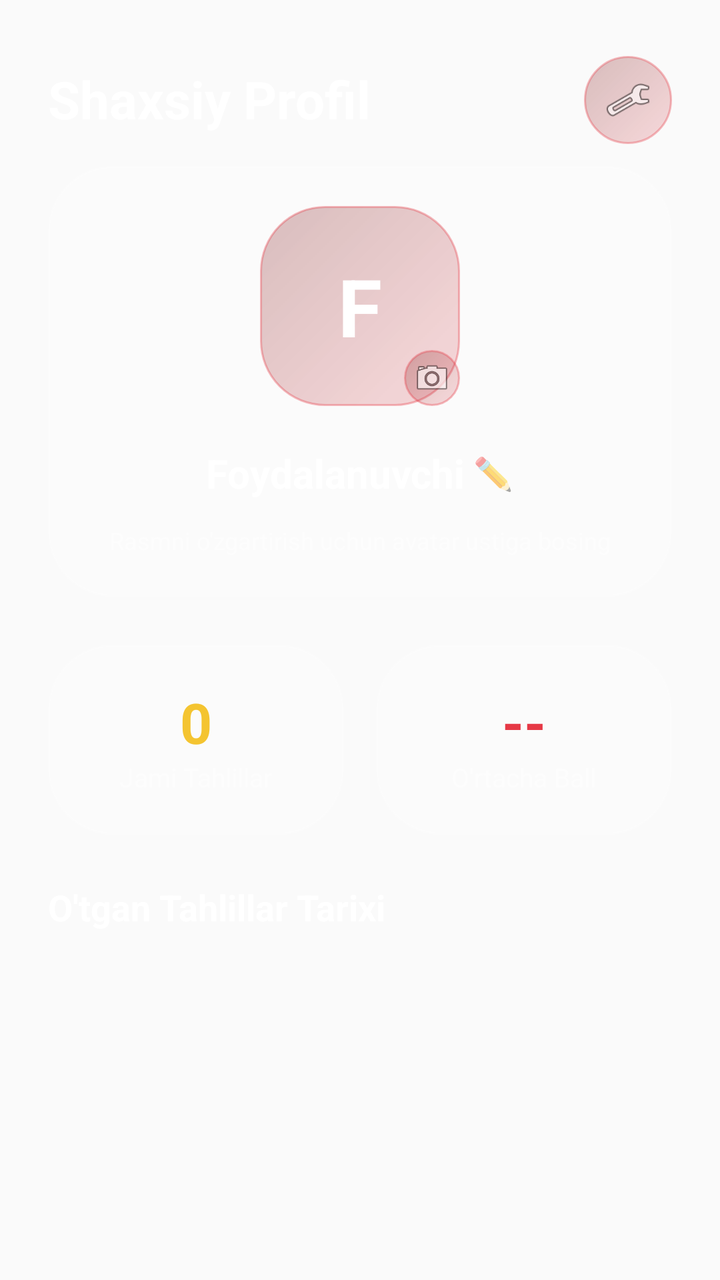
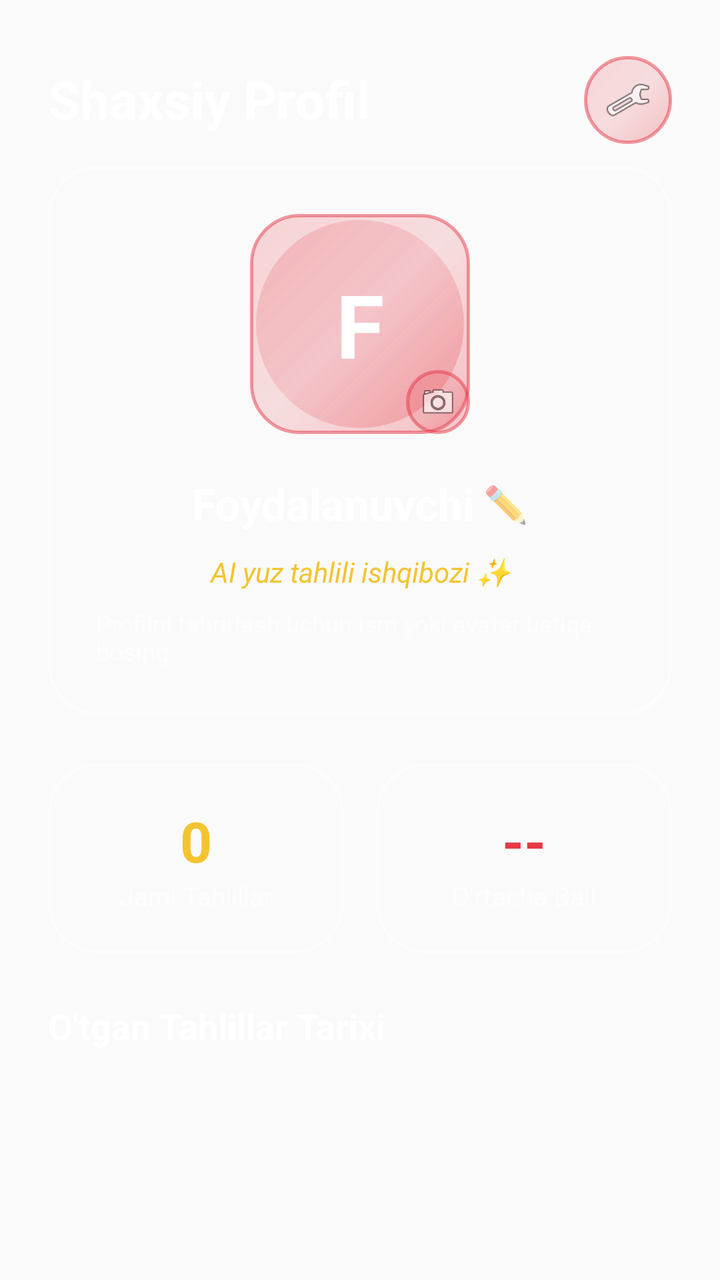

Screens rendered from an Android XML layout before and after an edit, with the pre-edit source and the edit as a unified diff.
<!-- AndroidManifest.xml: application theme AppTheme -->
<!-- res/layout/fragment_profile.xml -->
<?xml version="1.0" encoding="utf-8"?>
<androidx.constraintlayout.widget.ConstraintLayout xmlns:android="http://schemas.android.com/apk/res/android"
    xmlns:app="http://schemas.android.com/apk/res-auto"
    android:layout_width="match_parent"
    android:layout_height="match_parent"
    android:padding="24dp">

    
    <TextView
        android:id="@+id/tv_profile_title"
        android:layout_width="wrap_content"
        android:layout_height="wrap_content"
        android:text="Shaxsiy Profil"
        android:textColor="@color/white"
        android:textSize="26sp"
        android:textStyle="bold"
        app:layout_constraintTop_toTopOf="parent"
        app:layout_constraintStart_toStartOf="parent"
        android:layout_marginTop="8dp"/>

    <ImageView
        android:id="@+id/btn_open_settings"
        android:layout_width="44dp"
        android:layout_height="44dp"
        android:src="@android:drawable/ic_menu_preferences"
        android:padding="10dp"
        android:background="@drawable/bg_liquid_glass_accent"
        app:layout_constraintTop_toTopOf="parent"
        app:layout_constraintEnd_toEndOf="parent"
        android:layout_marginTop="4dp"/>

    <ScrollView
        android:layout_width="match_parent"
        android:layout_height="0dp"
        app:layout_constraintTop_toBottomOf="@id/tv_profile_title"
        app:layout_constraintBottom_toBottomOf="parent"
        android:scrollbars="none"
        android:layout_marginTop="16dp">

        <LinearLayout
            android:layout_width="match_parent"
            android:layout_height="wrap_content"
            android:orientation="vertical"
            android:gravity="center_horizontal">

            
            <LinearLayout
                android:layout_width="match_parent"
                android:layout_height="wrap_content"
                android:orientation="vertical"
                android:gravity="center"
                android:background="@drawable/bg_liquid_glass"
                android:padding="20dp"
                android:layout_marginBottom="24dp">

                <FrameLayout
                    android:id="@+id/layout_avatar_click"
                    android:layout_width="100dp"
                    android:layout_height="100dp"
                    android:clickable="true"
                    android:focusable="true">

                    <ImageView
                        android:id="@+id/iv_user_avatar"
                        android:layout_width="match_parent"
                        android:layout_height="match_parent"
                        android:scaleType="centerCrop"
                        android:background="@drawable/bg_liquid_glass_accent"
                        android:padding="2dp"/>

                    <TextView
                        android:id="@+id/tv_avatar_placeholder"
                        android:layout_width="match_parent"
                        android:layout_height="match_parent"
                        android:text="F"
                        android:textColor="@color/white"
                        android:textSize="40sp"
                        android:textStyle="bold"
                        android:gravity="center"/>

                    
                    <ImageView
                        android:layout_width="28dp"
                        android:layout_height="28dp"
                        android:layout_gravity="bottom|end"
                        android:src="@android:drawable/ic_menu_camera"
                        android:padding="4dp"
                        android:background="@drawable/bg_liquid_glass_accent"/>
                </FrameLayout>

                <LinearLayout
                    android:id="@+id/layout_edit_nickname"
                    android:layout_width="wrap_content"
                    android:layout_height="wrap_content"
                    android:orientation="horizontal"
                    android:gravity="center_vertical"
                    android:clickable="true"
                    android:focusable="true"
                    android:layout_marginTop="12dp"
                    android:padding="8dp">

                    <TextView
                        android:id="@+id/tv_user_nickname"
                        android:layout_width="wrap_content"
                        android:layout_height="wrap_content"
                        android:text="Foydalanuvchi"
                        android:textColor="@color/white"
                        android:textSize="20sp"
                        android:textStyle="bold"/>

                    <TextView
                        android:layout_width="wrap_content"
                        android:layout_height="wrap_content"
                        android:text=" ✏️"
                        android:textSize="16sp"/>
                </LinearLayout>

                <TextView
                    android:layout_width="wrap_content"
                    android:layout_height="wrap_content"
                    android:text="Rasmni o'zgartirish uchun avatar ustiga bosing"
                    android:textColor="@color/white_transparent"
                    android:textSize="12sp"
                    android:layout_marginTop="4dp"/>
            </LinearLayout>

            
            <LinearLayout
                android:layout_width="match_parent"
                android:layout_height="wrap_content"
                android:orientation="horizontal"
                android:weightSum="2"
                android:layout_marginBottom="24dp">

                <LinearLayout
                    android:layout_width="0dp"
                    android:layout_height="wrap_content"
                    android:layout_weight="1"
                    android:orientation="vertical"
                    android:gravity="center"
                    android:background="@drawable/bg_liquid_glass"
                    android:padding="20dp"
                    android:layout_marginEnd="8dp">

                    <TextView
                        android:id="@+id/tv_history_count"
                        android:layout_width="wrap_content"
                        android:layout_height="wrap_content"
                        android:text="0"
                        android:textColor="@color/colorAccent"
                        android:textSize="28sp"
                        android:textStyle="bold"/>

                    <TextView
                        android:layout_width="wrap_content"
                        android:layout_height="wrap_content"
                        android:text="Jami Tahlillar"
                        android:textColor="@color/white_transparent"
                        android:textSize="13sp" />
                </LinearLayout>

                <LinearLayout
                    android:layout_width="0dp"
                    android:layout_height="wrap_content"
                    android:layout_weight="1"
                    android:orientation="vertical"
                    android:gravity="center"
                    android:background="@drawable/bg_liquid_glass"
                    android:padding="20dp"
                    android:layout_marginStart="8dp">

                    <TextView
                        android:id="@+id/tv_avg_score"
                        android:layout_width="wrap_content"
                        android:layout_height="wrap_content"
                        android:text="--"
                        android:textColor="@color/colorPrimary"
                        android:textSize="28sp"
                        android:textStyle="bold"/>

                    <TextView
                        android:layout_width="wrap_content"
                        android:layout_height="wrap_content"
                        android:text="O'rtacha Ball"
                        android:textColor="@color/white_transparent"
                        android:textSize="13sp" />
                </LinearLayout>
            </LinearLayout>

            <TextView
                android:layout_width="match_parent"
                android:layout_height="wrap_content"
                android:text="O'tgan Tahlillar Tarixi"
                android:textColor="@color/white"
                android:textSize="18sp"
                android:textStyle="bold"
                android:layout_marginBottom="16dp"/>

            
            <LinearLayout
                android:id="@+id/layout_history_list"
                android:layout_width="match_parent"
                android:layout_height="wrap_content"
                android:orientation="vertical" />

            <TextView
                android:id="@+id/tv_empty_history"
                android:layout_width="wrap_content"
                android:layout_height="wrap_content"
                android:text="Hali tahlillar bajarilmadi"
                android:textColor="@color/white_transparent"
                android:textSize="15sp"
                android:layout_marginTop="24dp"
                android:visibility="gone"/>

        </LinearLayout>
    </ScrollView>

</androidx.constraintlayout.widget.ConstraintLayout>
<!-- resources referenced by this layout -->
<resources>
  <color name="colorAccent">#F4C430</color>
  <color name="colorPrimary">#E63946</color>
  <color name="white">#FFFFFF</color>
  <color name="white_transparent">#80ffffff</color>
  <!-- drawable bg_liquid_glass (drawable) -->
  <?xml version="1.0" encoding="utf-8"?>
  <shape xmlns:android="http://schemas.android.com/apk/res/android"
      android:shape="rectangle">
      <solid android:color="#1AFFFFFF"/> 
      <corners android:radius="32dp"/>
      <stroke android:width="1dp" android:color="#33FFFFFF"/>
  </shape>
  <!-- drawable bg_liquid_glass_accent (drawable) -->
  <?xml version="1.0" encoding="utf-8"?>
  <shape xmlns:android="http://schemas.android.com/apk/res/android"
      android:shape="rectangle">
      <gradient 
          android:startColor="#2EE63946"
          android:endColor="#477F1D1D"
          android:angle="135"/>
      <corners android:radius="32dp"/>
      <stroke android:width="1dp" android:color="#59E63946"/>
  </shape>
  <style name="AppTheme" parent="Theme.AppCompat.Light.DarkActionBar">
          <item name="colorPrimary">#E63946</item>
          <item name="colorPrimaryDark">#0d0403</item>
          <item name="colorAccent">#F4C430</item>
      </style>
</resources>

<!-- the commit's change to res/layout/fragment_profile.xml (unified diff, before → after) -->
@@ -50,23 +50,25 @@
                 android:orientation="vertical"
                 android:gravity="center"
                 android:background="@drawable/bg_liquid_glass"
-                android:padding="20dp"
+                android:padding="24dp"
                 android:layout_marginBottom="24dp">
 
                 <FrameLayout
                     android:id="@+id/layout_avatar_click"
-                    android:layout_width="100dp"
-                    android:layout_height="100dp"
+                    android:layout_width="110dp"
+                    android:layout_height="110dp"
                     android:clickable="true"
                     android:focusable="true">
 
-                    <ImageView
+                    
+                    <com.google.android.material.imageview.ShapeableImageView
                         android:id="@+id/iv_user_avatar"
                         android:layout_width="match_parent"
                         android:layout_height="match_parent"
                         android:scaleType="centerCrop"
                         android:background="@drawable/bg_liquid_glass_accent"
-                        android:padding="2dp"/>
+                        app:shapeAppearanceOverlay="@style/CircleImageView"
+                        android:padding="3dp"/>
 
                     <TextView
                         android:id="@+id/tv_avatar_placeholder"
@@ -74,17 +76,18 @@
                         android:layout_height="match_parent"
                         android:text="F"
                         android:textColor="@color/white"
-                        android:textSize="40sp"
+                        android:textSize="44sp"
                         android:textStyle="bold"
-                        android:gravity="center"/>
+                        android:gravity="center"
+                        android:background="@drawable/bg_liquid_glass_accent"/>
 
                     
                     <ImageView
-                        android:layout_width="28dp"
-                        android:layout_height="28dp"
+                        android:layout_width="32dp"
+                        android:layout_height="32dp"
                         android:layout_gravity="bottom|end"
                         android:src="@android:drawable/ic_menu_camera"
-                        android:padding="4dp"
+                        android:padding="6dp"
                         android:background="@drawable/bg_liquid_glass_accent"/>
                 </FrameLayout>
 
@@ -96,8 +99,8 @@
                     android:gravity="center_vertical"
                     android:clickable="true"
                     android:focusable="true"
-                    android:layout_marginTop="12dp"
-                    android:padding="8dp">
+                    android:layout_marginTop="14dp"
+                    android:padding="6dp">
 
                     <TextView
                         android:id="@+id/tv_user_nickname"
@@ -105,23 +108,37 @@
                         android:layout_height="wrap_content"
                         android:text="Foydalanuvchi"
                         android:textColor="@color/white"
-                        android:textSize="20sp"
+                        android:textSize="22sp"
                         android:textStyle="bold"/>
 
                     <TextView
                         android:layout_width="wrap_content"
                         android:layout_height="wrap_content"
                         android:text=" ✏️"
-                        android:textSize="16sp"/>
+                        android:textSize="18sp"/>
                 </LinearLayout>
+
+                
+                <TextView
+                    android:id="@+id/tv_user_bio"
+                    android:layout_width="wrap_content"
+                    android:layout_height="wrap_content"
+                    android:text="AI yuz tahlili ishqibozi ✨"
+                    android:textColor="@color/colorAccent"
+                    android:textSize="14sp"
+                    android:textStyle="italic"
+                    android:gravity="center"
+                    android:layout_marginTop="4dp"
+                    android:paddingStart="16dp"
+                    android:paddingEnd="16dp"/>
 
                 <TextView
                     android:layout_width="wrap_content"
                     android:layout_height="wrap_content"
-                    android:text="Rasmni o'zgartirish uchun avatar ustiga bosing"
+                    android:text="Profilni tahrirlash uchun ism yoki avatar ustiga bosing"
                     android:textColor="@color/white_transparent"
                     android:textSize="12sp"
-                    android:layout_marginTop="4dp"/>
+                    android:layout_marginTop="8dp"/>
             </LinearLayout>
 
             
<!-- resource entries referenced after the edit -->
@@ -8,21 +8,43 @@
   <?xml version="1.0" encoding="utf-8"?>
   <shape xmlns:android="http://schemas.android.com/apk/res/android"
       android:shape="rectangle">
-      <solid android:color="#1AFFFFFF"/> 
-      <corners android:radius="32dp"/>
-      <stroke android:width="1dp" android:color="#33FFFFFF"/>
+      
+      
+      <gradient
+          android:angle="135"
+          android:startColor="#2BFFFFFF"
+          android:centerColor="#10FFFFFF"
+          android:endColor="#18FFFFFF"
+          android:type="linear" />
+          
+      <corners android:radius="24dp" />
+      
+      
+      <stroke
+          android:width="1.5dp"
+          android:color="#55FFFFFF" />
   </shape>
   <!-- drawable bg_liquid_glass_accent (drawable) -->
   <?xml version="1.0" encoding="utf-8"?>
   <shape xmlns:android="http://schemas.android.com/apk/res/android"
       android:shape="rectangle">
-      <gradient 
-          android:startColor="#2EE63946"
-          android:endColor="#477F1D1D"
-          android:angle="135"/>
-      <corners android:radius="32dp"/>
-      <stroke android:width="1dp" android:color="#59E63946"/>
+      
+      <gradient
+          android:angle="135"
+          android:startColor="#4DE63946"
+          android:centerColor="#26E63946"
+          android:endColor="#33E63946"
+          android:type="linear" />
+          
+      <corners android:radius="24dp" />
+      
+      <stroke
+          android:width="1.5dp"
+          android:color="#80E63946" />
   </shape>
+  <style name="CircleImageView">
+          <item name="cornerSize">50%</item>
+      </style>
   <style name="AppTheme" parent="Theme.AppCompat.Light.DarkActionBar">
           <item name="colorPrimary">#E63946</item>
           <item name="colorPrimaryDark">#0d0403</item>
